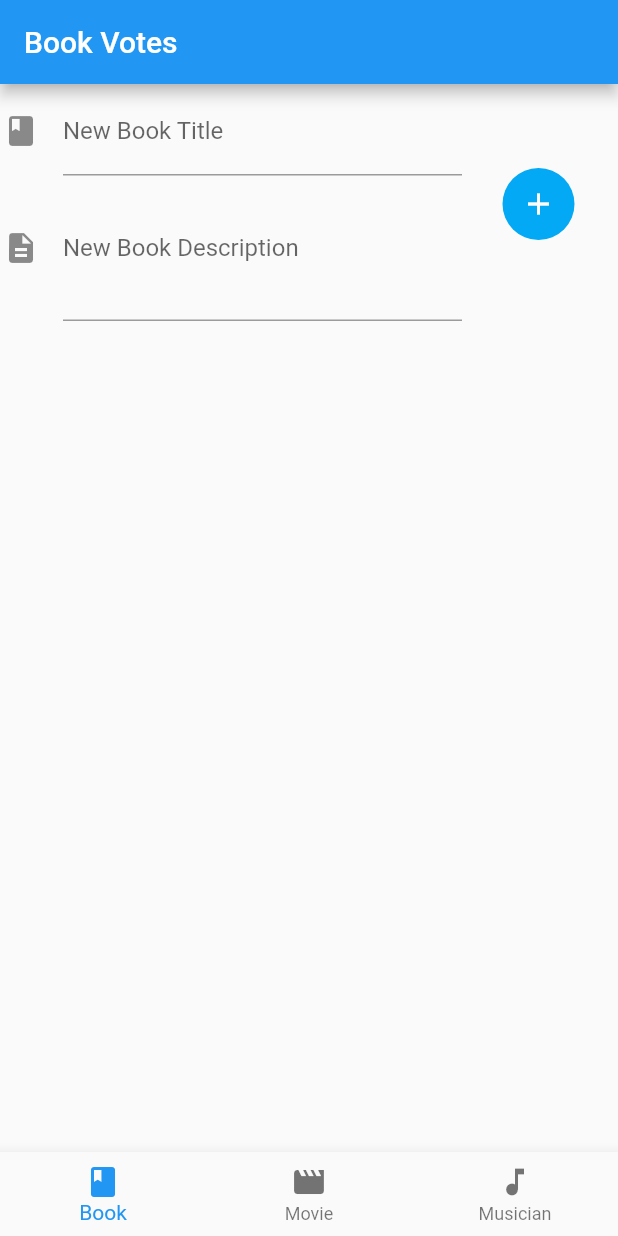
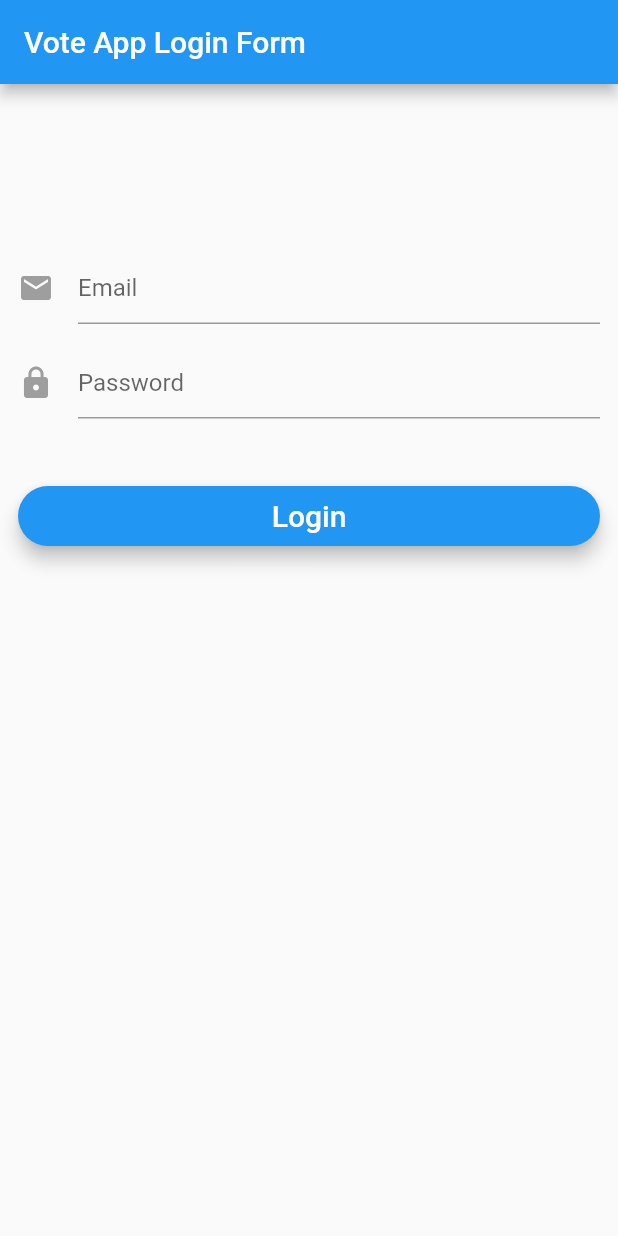
Before and after one commit to linnefromice/flutter_practice_firebase, a Flutter app: the screen it shows after launch, on a phone screen of 412 x 824 dp. Run offline on Flutter 3.47's test engine with Material 2 defaults, Android fonts, the phone set to English and light mode, and no system bars; our stand-ins replace cloud_firestore; accounts and stored records are empty.

Commit message:
add Login Page (dummy authentication function)

```diff
--- a/lib/Routes.dart
+++ b/lib/Routes.dart
@@ -1,10 +1,11 @@
 import 'package:flutter/material.dart';
 import 'package:flutter_practice_firebase/screen/BookRecordVotePage.dart';
+import 'package:flutter_practice_firebase/screen/LoginPage.dart';
 import 'package:flutter_practice_firebase/screen/MovieRecordVotePage.dart';
 import 'package:flutter_practice_firebase/screen/MusicianRecordVotePage.dart';
 
 class Routes {
-  static final home = BookRecordVotePage();
+  static final home = LoginPage();
   static final routes = <String, WidgetBuilder>{
     '/book': (context) => BookRecordVotePage(),
     '/movie': (context) => MovieRecordVotePage(),
--- /dev/null
+++ b/lib/screen/LoginPage.dart
@@ -0,0 +1,126 @@
+import 'package:flutter/material.dart';
+
+class LoginPage extends StatefulWidget {
+
+  @override
+  _State createState() => _State();
+}
+
+class _State extends State<LoginPage> {
+  final _formKey = new GlobalKey<FormState>();
+
+  String _email = '';
+  String _password = '';
+
+  void _validateAndSubmit() {
+    if (_formKey.currentState.validate()) {
+      _formKey.currentState.save();
+      // TODO: validation & authentication & delete debug code
+      print("Email:" + _email);
+      print("Password:" + _password);
+      Navigator.of(context).pushNamed('/book');
+    }
+  }
+
+  Widget _buildEmailInput() {
+    return Container(
+      padding: EdgeInsets.only(top: 100.0),
+      child: TextFormField(
+        maxLines: 1,
+        keyboardType: TextInputType.emailAddress,
+        autofocus: false,
+        decoration: InputDecoration(
+          hintText: 'Email',
+          icon: new Icon(
+            Icons.mail,
+            color: Colors.grey,
+          )
+        ),
+        validator: (value) => value.isEmpty ? 'Email can\'t be empty' : null,
+        onSaved: (value) {
+          setState(() {
+            _password = value;
+          });
+          print("Email.onSaved: " + value);
+        },
+      ),
+    );
+  }
+
+  Widget _buildPasswordInput() {
+    return Container(
+      padding: EdgeInsets.only(top: 15.0),
+      child: TextFormField(
+        maxLines: 1,
+        obscureText: true,
+        autofocus: false,
+        decoration: InputDecoration(
+          hintText: 'Password',
+          icon: Icon(
+            Icons.lock,
+            color: Colors.grey,
+          )
+        ),
+        validator: (value) => value.isEmpty ? 'Password can\'t be empty' : null,
+        onSaved: (value) {
+          setState(() {
+            _password = value;
+          });
+          print("Password.onSaved: " + value);
+        },
+      ),
+    );
+  }
+
+  Widget _buildPrimaryButton() {
+    return Container(
+      padding: EdgeInsets.only(top: 45.0),
+      child: SizedBox(
+        height: 40.0,
+        child: RaisedButton(
+          elevation: 5.0,
+          shape: RoundedRectangleBorder(
+              borderRadius: BorderRadius.circular(30.0)),
+          color: Colors.blue,
+          child: Text(
+            'Login',
+            style: TextStyle(fontSize: 20.0, color: Colors.white)
+          ),
+          onPressed: _validateAndSubmit,
+        ),
+      )
+    );
+  }
+
+  Widget _buildForm() {
+    return Container(
+      padding: EdgeInsets.all(12.0),
+      child: Form(
+        key: _formKey,
+        child: ListView(
+          shrinkWrap: true,
+          children: <Widget>[
+            _buildEmailInput(),
+            _buildPasswordInput(),
+            _buildPrimaryButton(),
+          ],
+        ),
+      )
+    );
+  }
+
+
+  @override
+  Widget build(BuildContext context) {
+    return Scaffold(
+      appBar: AppBar(
+        title: Text("Vote App Login Form"),
+      ),
+      body: Stack(
+        children: <Widget>[
+          _buildForm()
+        ],
+      )
+    );
+  }
+}
```
